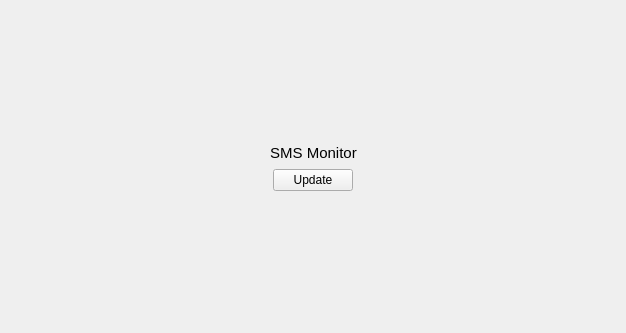
Qt form src/plugins/sms_monitor/sms_monitor_widget.ui (cemc-oper/nwpc-monitor-app) before a commit.
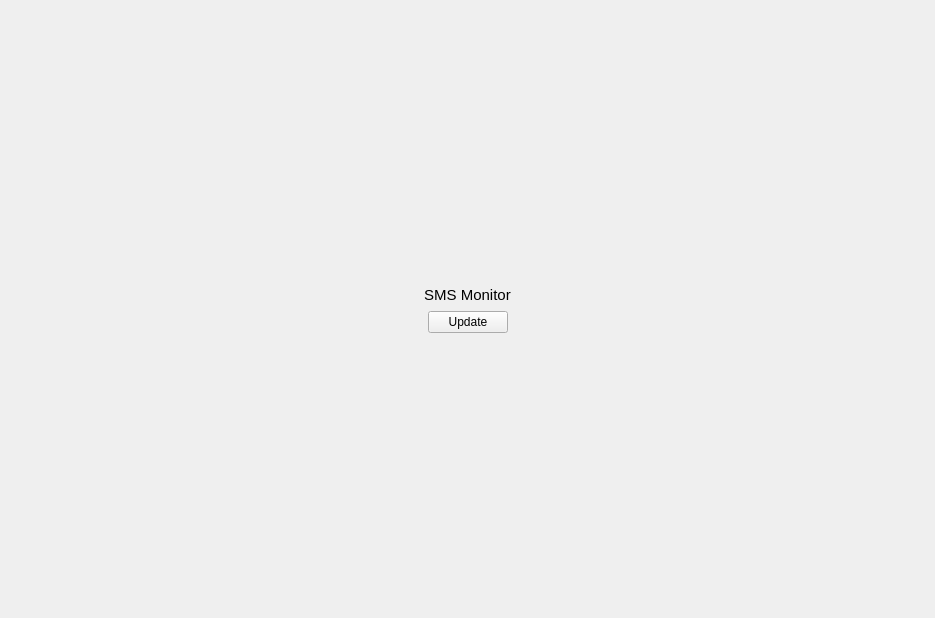
The same form after that commit.

What changed in the file:
```diff
--- a/src/plugins/sms_monitor/sms_monitor_widget.ui
+++ b/src/plugins/sms_monitor/sms_monitor_widget.ui
@@ -6,8 +6,8 @@
    <rect>
     <x>0</x>
     <y>0</y>
-    <width>626</width>
-    <height>333</height>
+    <width>935</width>
+    <height>618</height>
    </rect>
   </property>
   <property name="windowTitle">
```
